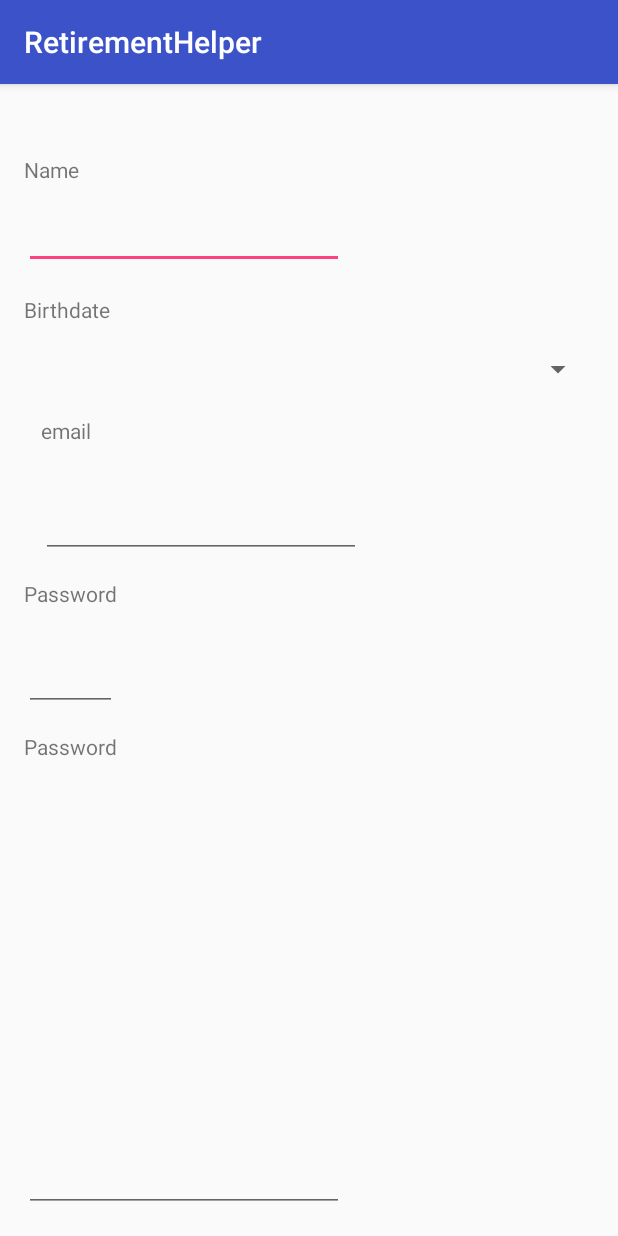
After one commit to emuhlestein/FinancialPlanner, an Android app: the NewUserActivity screen opened directly, with no data from a screen before it, on a phone screen of 412 x 824 dp. The commit adds this screen. Run offline under Robolectric (Android 15) with nearby library versions, the phone set to English and light mode, and no system bars.

Commit message:
Add new user activity. Add buttreknife.

```diff
--- a/retirementhelper/build.gradle
+++ b/retirementhelper/build.gradle
@@ -28,5 +28,6 @@ dependencies {
         exclude group: 'com.android.support', module: 'support-annotations'
     })
     compile 'com.android.support:appcompat-v7:25.1.0'
+    compile 'com.jakewharton:butterknife:7.0.1'
     testCompile 'junit:junit:4.12'
 }
--- a/retirementhelper/src/main/AndroidManifest.xml
+++ b/retirementhelper/src/main/AndroidManifest.xml
@@ -2,15 +2,20 @@
 <manifest package="com.intelliviz.retirementhelper"
     xmlns:android="http://schemas.android.com/apk/res/android">
 
-    <application android:allowBackup="true" android:icon="@mipmap/ic_launcher"
-        android:label="@string/app_name" android:supportsRtl="true" android:theme="@style/AppTheme">
-        <activity android:name=".MainActivity">
+    <application
+        android:allowBackup="true"
+        android:icon="@mipmap/ic_launcher"
+        android:label="@string/app_name"
+        android:supportsRtl="true"
+        android:theme="@style/AppTheme">
+        <activity android:name=".ui.MainActivity">
             <intent-filter>
                 <action android:name="android.intent.action.MAIN" />
 
                 <category android:name="android.intent.category.LAUNCHER" />
             </intent-filter>
         </activity>
+        <activity android:name=".ui.NewUserActivity"></activity>
     </application>
 
 </manifest>
--- a/retirementhelper/src/main/java/com/intelliviz/retirementhelper/MainActivity.java
+++ b/retirementhelper/src/main/java/com/intelliviz/retirementhelper/ui/MainActivity.java
@@ -1,7 +1,9 @@
-package com.intelliviz.retirementhelper;
+package com.intelliviz.retirementhelper.ui;
 
 import android.support.v7.app.AppCompatActivity;
 import android.os.Bundle;
+
+import com.intelliviz.retirementhelper.R;
 
 public class MainActivity extends AppCompatActivity {
 
--- /dev/null
+++ b/retirementhelper/src/main/java/com/intelliviz/retirementhelper/ui/NewUserActivity.java
@@ -0,0 +1,15 @@
+package com.intelliviz.retirementhelper.ui;
+
+import android.os.Bundle;
+import android.support.v7.app.AppCompatActivity;
+
+import com.intelliviz.retirementhelper.R;
+
+public class NewUserActivity extends AppCompatActivity {
+
+    @Override
+    protected void onCreate(Bundle savedInstanceState) {
+        super.onCreate(savedInstanceState);
+        setContentView(R.layout.activity_new_user);
+    }
+}
--- a/retirementhelper/src/main/res/layout/activity_main.xml
+++ b/retirementhelper/src/main/res/layout/activity_main.xml
@@ -6,7 +6,7 @@
     android:paddingLeft="@dimen/activity_horizontal_margin"
     android:paddingRight="@dimen/activity_horizontal_margin"
     android:paddingTop="@dimen/activity_vertical_margin"
-    tools:context="com.intelliviz.retirementhelper.MainActivity"
+    tools:context="com.intelliviz.retirementhelper.ui.MainActivity"
     android:background="@color/colorPrimary">
 
     <Button
--- /dev/null
+++ b/retirementhelper/src/main/res/layout/activity_new_user.xml
@@ -0,0 +1,105 @@
+<?xml version="1.0" encoding="utf-8"?>
+<RelativeLayout android:id="@+id/activity_new_user"
+    xmlns:android="http://schemas.android.com/apk/res/android"
+    xmlns:tools="http://schemas.android.com/tools"
+    android:layout_width="match_parent"
+    android:layout_height="match_parent"
+    android:paddingBottom="@dimen/activity_vertical_margin"
+    android:paddingLeft="@dimen/activity_horizontal_margin"
+    android:paddingRight="@dimen/activity_horizontal_margin"
+    android:paddingTop="@dimen/activity_vertical_margin"
+    tools:context="com.intelliviz.retirementhelper.ui.NewUserActivity">
+
+    <TextView
+        android:text="@string/resgistration_name"
+        android:layout_width="wrap_content"
+        android:layout_height="wrap_content"
+        android:layout_alignParentTop="true"
+        android:layout_alignParentStart="true"
+        android:layout_marginTop="31dp"
+        android:id="@+id/name_text_view" />
+
+    <EditText
+        android:layout_width="wrap_content"
+        android:layout_height="wrap_content"
+        android:inputType="textPersonName"
+        android:ems="10"
+        android:layout_below="@+id/name_text_view"
+        android:layout_alignParentStart="true"
+        android:layout_marginTop="11dp"
+        android:id="@+id/name_edit_view" />
+
+    <TextView
+        android:text="@string/registration_birthdate"
+        android:layout_width="wrap_content"
+        android:layout_height="wrap_content"
+        android:layout_below="@+id/name_edit_view"
+        android:layout_alignParentStart="true"
+        android:layout_marginTop="17dp"
+        android:id="@+id/birthdate_text_view" />
+
+    <Spinner
+        android:layout_width="match_parent"
+        android:layout_height="wrap_content"
+        android:layout_below="@+id/birthdate_text_view"
+        android:layout_alignParentStart="true"
+        android:layout_marginStart="11dp"
+        android:layout_marginTop="18dp"
+        android:id="@+id/spinner" />
+
+    <TextView
+        android:text="@string/registration_email"
+        android:layout_width="wrap_content"
+        android:layout_height="wrap_content"
+        android:layout_below="@+id/spinner"
+        android:layout_alignStart="@+id/spinner"
+        android:layout_marginTop="19dp"
+        android:id="@+id/email_text_View" />
+
+    <EditText
+        android:layout_width="wrap_content"
+        android:layout_height="wrap_content"
+        android:inputType="textEmailAddress"
+        android:ems="10"
+        android:layout_below="@+id/email_text_View"
+        android:layout_alignStart="@+id/email_text_View"
+        android:layout_marginTop="30dp"
+        android:id="@+id/email_edit_view" />
+
+    <TextView
+        android:text="@string/registration_password"
+        android:layout_width="wrap_content"
+        android:layout_height="wrap_content"
+        android:layout_below="@+id/email_edit_view"
+        android:layout_alignParentStart="true"
+        android:layout_marginTop="14dp"
+        android:id="@+id/password_text_view" />
+
+    <EditText
+        android:layout_width="wrap_content"
+        android:layout_height="wrap_content"
+        android:inputType="textPassword"
+        android:ems="10"
+        android:layout_below="@+id/password_text_view"
+        android:layout_alignEnd="@+id/password_text_view"
+        android:layout_marginTop="23dp"
+        android:id="@+id/password_edit_view" />
+
+    <TextView
+        android:text="@string/registration_password"
+        android:layout_width="wrap_content"
+        android:layout_height="wrap_content"
+        android:layout_below="@+id/password_edit_view"
+        android:layout_alignStart="@+id/password_edit_view"
+        android:layout_marginTop="14dp"
+        android:id="@+id/password2_text_view" />
+
+    <EditText
+        android:layout_width="wrap_content"
+        android:layout_height="wrap_content"
+        android:inputType="textPassword"
+        android:ems="10"
+        android:layout_alignParentBottom="true"
+        android:layout_alignStart="@+id/password2_text_view"
+        android:id="@+id/password2_edit_view" />
+</RelativeLayout>
--- a/retirementhelper/src/main/res/values/strings.xml
+++ b/retirementhelper/src/main/res/values/strings.xml
@@ -3,4 +3,8 @@
     <string name="login_string">Login</string>
     <string name="new_user_label">New User</string>
     <string name="forgot_password">Forgot Password</string>
+    <string name="resgistration_name">Name</string>
+    <string name="registration_birthdate">Birthdate</string>
+    <string name="registration_email">email</string>
+    <string name="registration_password">Password</string>
 </resources>
```
Also changed, not shown: 1 other file.
